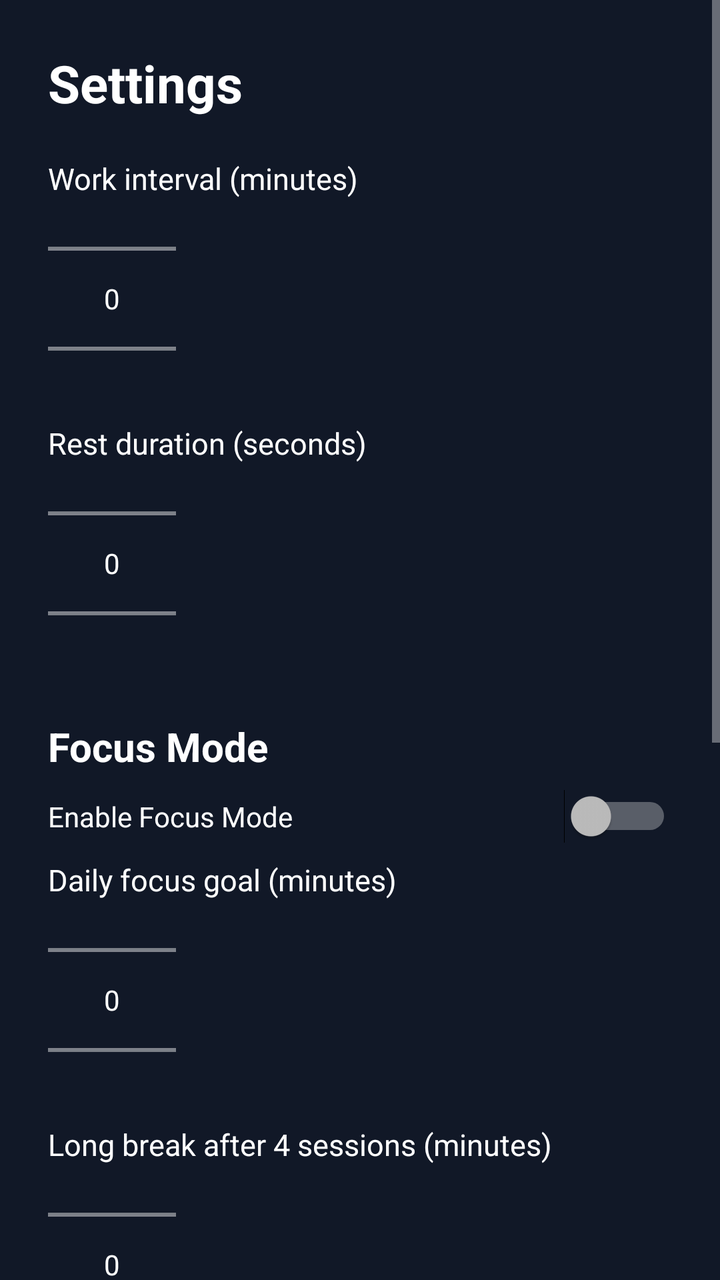
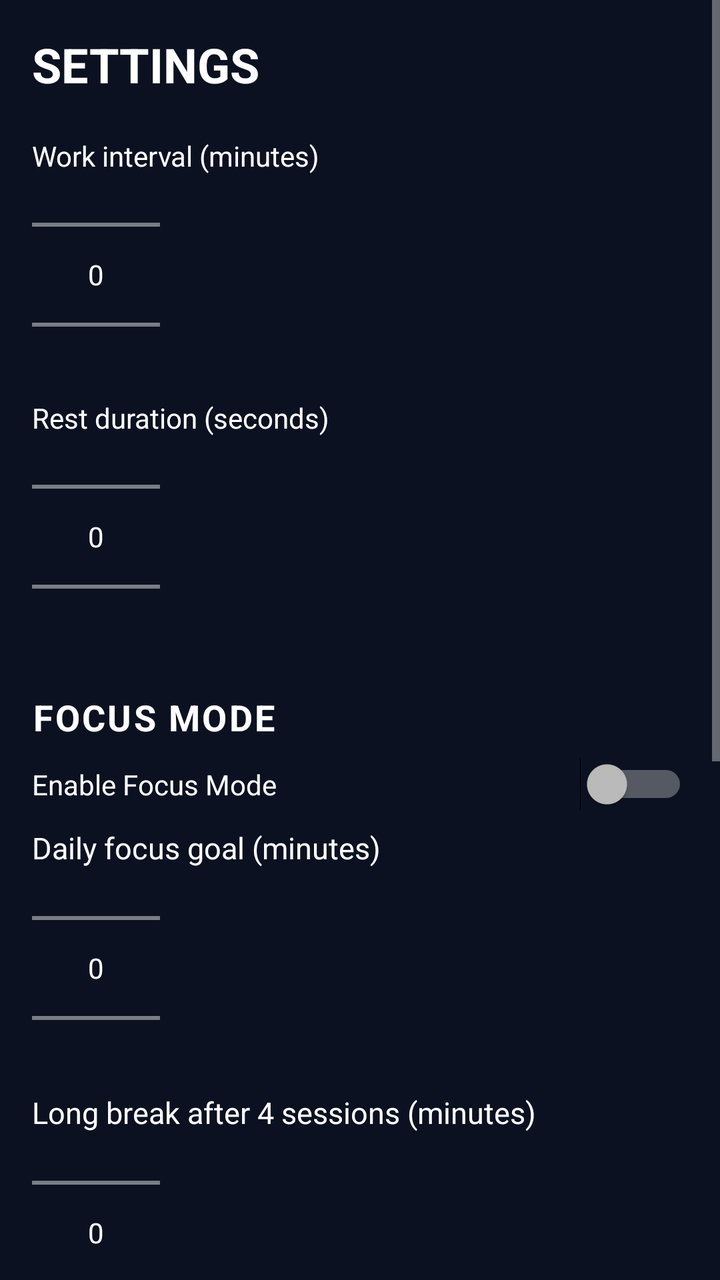

The first picture is an Android layout as it rendered before a commit; the second is the same layout after the commit. The layout source and the unified diff follow.
<!-- AndroidManifest.xml: application theme Theme.AppCompat.NoActionBar -->
<!-- res/layout/activity_settings.xml -->
<?xml version="1.0" encoding="utf-8"?>
<ScrollView xmlns:android="http://schemas.android.com/apk/res/android"
    android:layout_width="match_parent"
    android:layout_height="match_parent"
    android:background="#111827">

    <LinearLayout
        android:layout_width="match_parent"
        android:layout_height="wrap_content"
        android:orientation="vertical"
        android:padding="24dp">

        <TextView
            android:layout_width="wrap_content"
            android:layout_height="wrap_content"
            android:text="Settings"
            android:textColor="#FFFFFF"
            android:textSize="26sp"
            android:textStyle="bold"
            android:layout_marginBottom="20dp"/>

        <TextView
            android:layout_width="wrap_content"
            android:layout_height="wrap_content"
            android:text="Work interval (minutes)"
            android:textColor="#FFFFFF"
            android:textSize="15sp"/>

        <NumberPicker
            android:id="@+id/settingsWorkPicker"
            android:layout_width="wrap_content"
            android:layout_height="100dp"
            android:layout_marginBottom="12dp"/>

        <TextView
            android:layout_width="wrap_content"
            android:layout_height="wrap_content"
            android:text="Rest duration (seconds)"
            android:textColor="#FFFFFF"
            android:textSize="15sp"/>

        <NumberPicker
            android:id="@+id/settingsRestPicker"
            android:layout_width="wrap_content"
            android:layout_height="100dp"
            android:layout_marginBottom="16dp"/>

        <TextView
            android:layout_width="wrap_content"
            android:layout_height="wrap_content"
            android:text="Focus Mode"
            android:textColor="#FFFFFF"
            android:textSize="20sp"
            android:textStyle="bold"
            android:layout_marginTop="12dp"
            android:layout_marginBottom="8dp"/>

        <Switch
            android:id="@+id/focusModeSwitch"
            android:layout_width="match_parent"
            android:layout_height="wrap_content"
            android:text="Enable Focus Mode"
            android:textColor="#FFFFFF"
            android:layout_marginBottom="8dp"/>

        <TextView
            android:layout_width="wrap_content"
            android:layout_height="wrap_content"
            android:text="Daily focus goal (minutes)"
            android:textColor="#FFFFFF"
            android:textSize="15sp"/>

        <NumberPicker
            android:id="@+id/focusGoalPicker"
            android:layout_width="wrap_content"
            android:layout_height="100dp"
            android:layout_marginBottom="12dp"/>

        <TextView
            android:layout_width="wrap_content"
            android:layout_height="wrap_content"
            android:text="Long break after 4 sessions (minutes)"
            android:textColor="#FFFFFF"
            android:textSize="15sp"/>

        <NumberPicker
            android:id="@+id/longBreakPicker"
            android:layout_width="wrap_content"
            android:layout_height="100dp"
            android:layout_marginBottom="16dp"/>

        <Switch
            android:id="@+id/blockYoutubeShortsSwitch"
            android:layout_width="match_parent"
            android:layout_height="wrap_content"
            android:text="Block YouTube Shorts"
            android:textColor="#FFFFFF"
            android:layout_marginBottom="8dp"/>

        <Button
            android:id="@+id/enableShortsBlockerButton"
            android:layout_width="match_parent"
            android:layout_height="wrap_content"
            android:text="Enable Shorts Blocker"
            android:layout_marginBottom="8dp"/>

        <TextView
            android:id="@+id/blockedAppsSummary"
            android:layout_width="wrap_content"
            android:layout_height="wrap_content"
            android:text="No apps selected"
            android:textColor="#B8C1D1"
            android:textSize="14sp"
            android:layout_marginBottom="8dp"/>

        <Button
            android:id="@+id/selectBlockedAppsButton"
            android:layout_width="match_parent"
            android:layout_height="wrap_content"
            android:text="Select Apps to Block during Focus"
            android:layout_marginBottom="16dp"/>

        <Switch
            android:id="@+id/keepOverlayPositionSwitch"
            android:layout_width="match_parent"
            android:layout_height="wrap_content"
            android:text="Remember overlay position"
            android:textColor="#FFFFFF"
            android:checked="true"
            android:layout_marginBottom="12dp"/>

        <Button
            android:id="@+id/preset2020Button"
            android:layout_width="match_parent"
            android:layout_height="wrap_content"
            android:text="Restore 20–20 default"
            android:layout_marginBottom="8dp"/>

        <Button
            android:id="@+id/saveSettingsButton"
            android:layout_width="match_parent"
            android:layout_height="wrap_content"
            android:text="Save Settings"
            android:layout_marginBottom="8dp"/>

        <Button
            android:id="@+id/resetStatsButton"
            android:layout_width="match_parent"
            android:layout_height="wrap_content"
            android:text="Reset Timer &amp; Statistics"/>
    </LinearLayout>
</ScrollView>
<!-- resources referenced by this layout -->
<resources>

</resources>

<!-- the commit's change to res/layout/activity_settings.xml (unified diff, before → after) -->
@@ -2,20 +2,21 @@
 <ScrollView xmlns:android="http://schemas.android.com/apk/res/android"
     android:layout_width="match_parent"
     android:layout_height="match_parent"
-    android:background="#111827">
+    android:background="#0B1120"
+    android:fillViewport="true">
 
     <LinearLayout
         android:layout_width="match_parent"
         android:layout_height="wrap_content"
         android:orientation="vertical"
-        android:padding="24dp">
+        android:padding="16dp">
 
         <TextView
             android:layout_width="wrap_content"
             android:layout_height="wrap_content"
-            android:text="Settings"
+            android:text="SETTINGS"
             android:textColor="#FFFFFF"
-            android:textSize="26sp"
+            android:textSize="24sp"
             android:textStyle="bold"
             android:layout_marginBottom="20dp"/>
 
@@ -24,7 +25,7 @@
             android:layout_height="wrap_content"
             android:text="Work interval (minutes)"
             android:textColor="#FFFFFF"
-            android:textSize="15sp"/>
+            android:textSize="14sp"/>
 
         <NumberPicker
             android:id="@+id/settingsWorkPicker"
@@ -37,7 +38,7 @@
             android:layout_height="wrap_content"
             android:text="Rest duration (seconds)"
             android:textColor="#FFFFFF"
-            android:textSize="15sp"/>
+            android:textSize="14sp"/>
 
         <NumberPicker
             android:id="@+id/settingsRestPicker"
@@ -48,9 +49,10 @@
         <TextView
             android:layout_width="wrap_content"
             android:layout_height="wrap_content"
-            android:text="Focus Mode"
+            android:text="FOCUS MODE"
+            android:letterSpacing="0.06"
             android:textColor="#FFFFFF"
-            android:textSize="20sp"
+            android:textSize="18sp"
             android:textStyle="bold"
             android:layout_marginTop="12dp"
             android:layout_marginBottom="8dp"/>
@@ -110,7 +112,7 @@
             android:layout_height="wrap_content"
             android:text="No apps selected"
             android:textColor="#B8C1D1"
-            android:textSize="14sp"
+            android:textSize="13sp"
             android:layout_marginBottom="8dp"/>
 
         <Button
@@ -118,7 +120,7 @@
             android:layout_width="match_parent"
             android:layout_height="wrap_content"
             android:text="Select Apps to Block during Focus"
-            android:layout_marginBottom="16dp"/>
+            android:layout_marginBottom="14dp"/>
 
         <Switch
             android:id="@+id/keepOverlayPositionSwitch"
